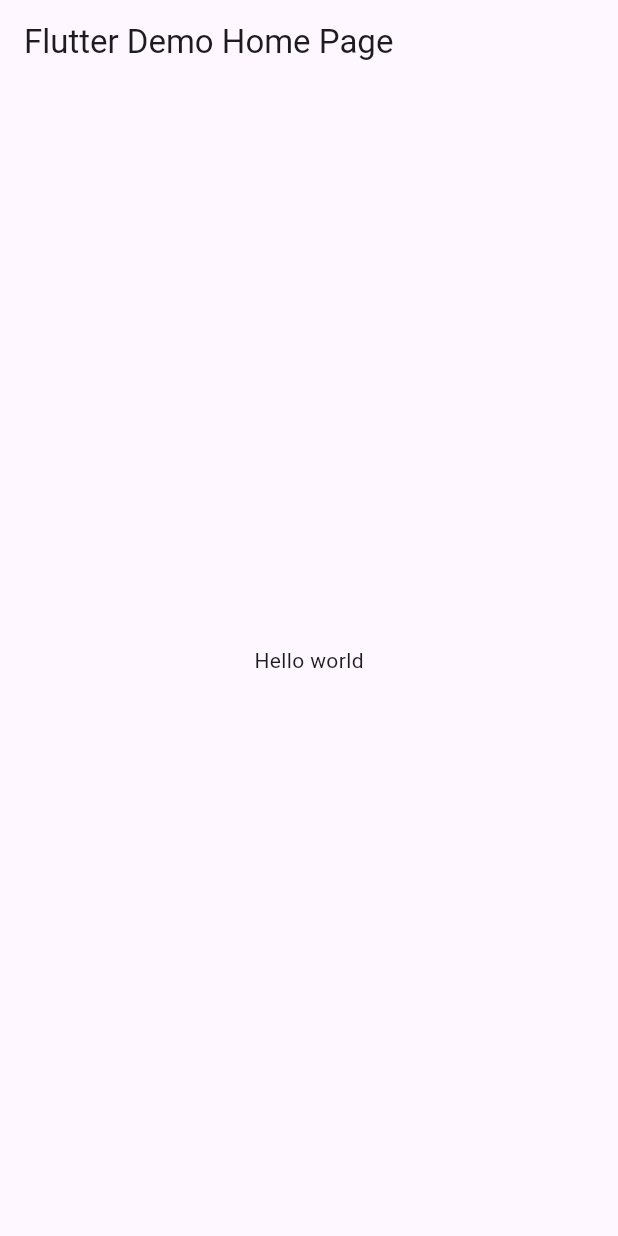
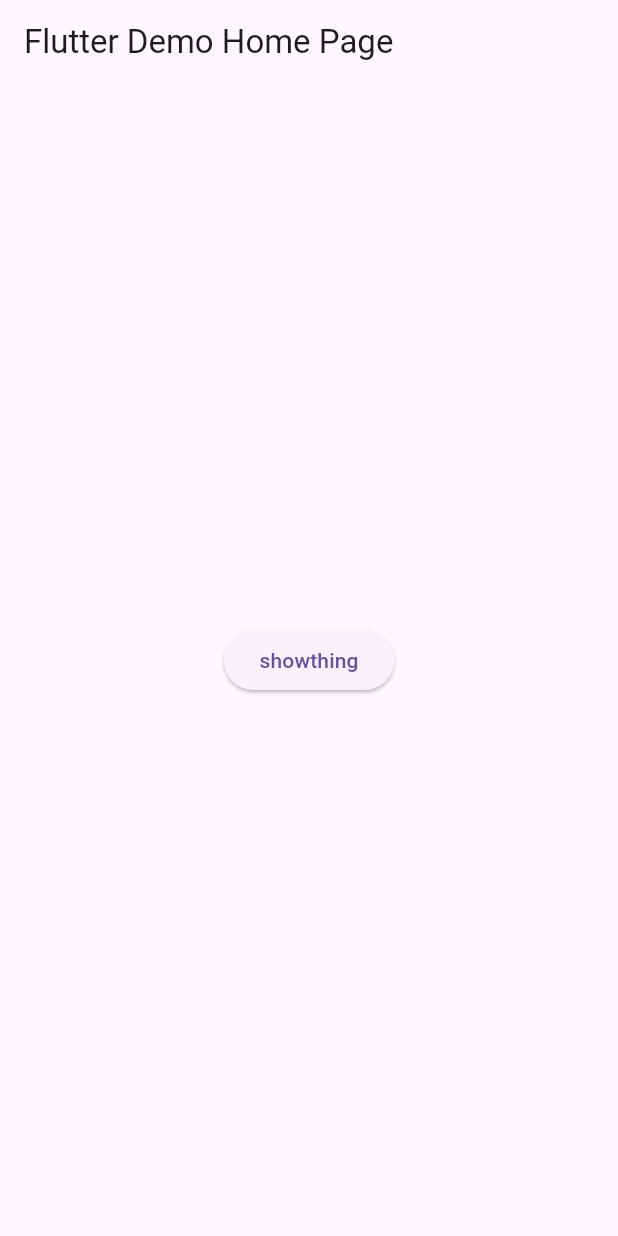
Before and after one commit to jb-sio/flutterCrossPlatform-Plaid, a Flutter app: the screen it shows after launch, on a phone screen of 412 x 824 dp. Run offline on Flutter 3.47's test engine with Material 3 defaults, Android fonts, the phone set to English and light mode, and no system bars.

Commit message:
Dart Setup

```diff
--- a/Prototype 001/flutterplaid/lib/main.dart
+++ b/Prototype 001/flutterplaid/lib/main.dart
@@ -1,4 +1,5 @@
 import 'package:flutter/material.dart';
+import 'package:flutter/services.dart';
 
 void main() {
   runApp(const MyApp());
@@ -27,22 +28,21 @@ class MyHomePage extends StatefulWidget {
 }
 
 class _MyHomePageState extends State<MyHomePage> {
+  var channel = MethodChannel("customeplaidlink");
+
+  showtost() {
+    channel.invokeMethod("showToast");
+  }
+
   @override
   Widget build(BuildContext context) {
     return Scaffold(
       appBar: AppBar(
         title: Text(widget.title),
       ),
-      body: const Center(
-        child: Column(
-          mainAxisAlignment: MainAxisAlignment.center,
-          children: <Widget>[
-            Text(
-              'Hello world',
-            )
-          ],
-        ),
-      ),
+      body: Center(
+          child: ElevatedButton(
+              onPressed: showtost, child: const Text("showthing"))),
     );
   }
 }
```
